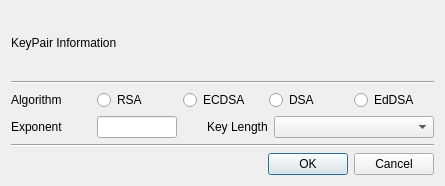
Before: the Qt Designer form BerEditor/gen_key_pair_dlg.ui in jykim74/BerEditor, drawn with Qt 5.
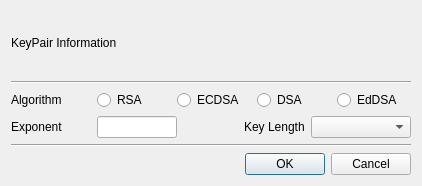
After: the same form once the commit is applied.

Patch:
```diff
--- a/BerEditor/gen_key_pair_dlg.ui
+++ b/BerEditor/gen_key_pair_dlg.ui
@@ -6,7 +6,7 @@
    <rect>
     <x>0</x>
     <y>0</y>
-    <width>445</width>
+    <width>418</width>
     <height>186</height>
    </rect>
   </property>
@@ -16,6 +16,12 @@
   <layout class="QVBoxLayout" name="verticalLayout">
    <item>
     <widget class="QLabel" name="label">
+     <property name="minimumSize">
+      <size>
+       <width>400</width>
+       <height>0</height>
+      </size>
+     </property>
      <property name="text">
       <string>KeyPair Information</string>
      </property>
@@ -111,7 +117,7 @@
       <widget class="QComboBox" name="mOptionCombo">
        <property name="minimumSize">
         <size>
-         <width>160</width>
+         <width>100</width>
          <height>0</height>
         </size>
        </property>
```
